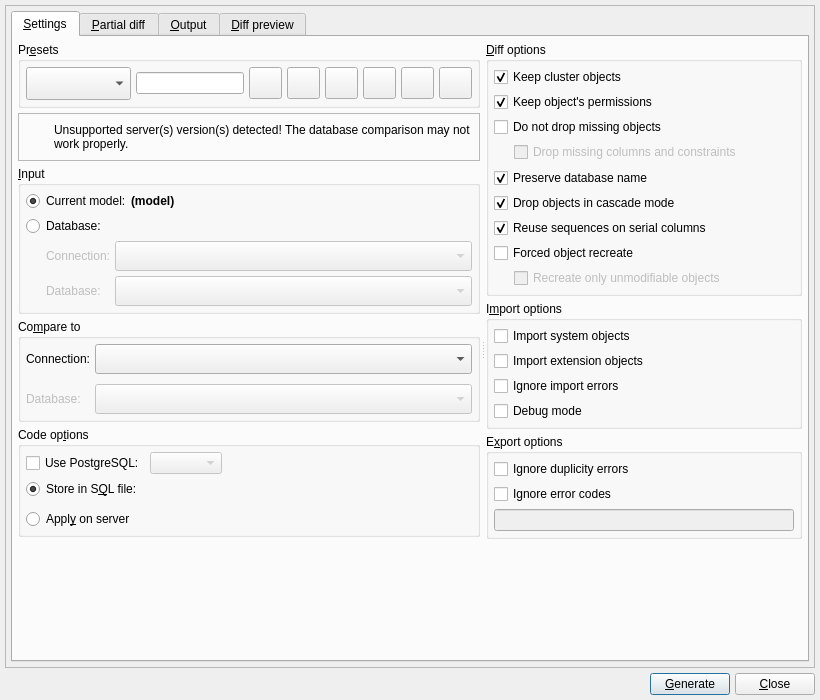
This is libs/libgui/ui/tools/modeldatabasediffform.ui in pgmodeler/pgmodeler as Qt 5 draws it before an edit. The edited form follows.
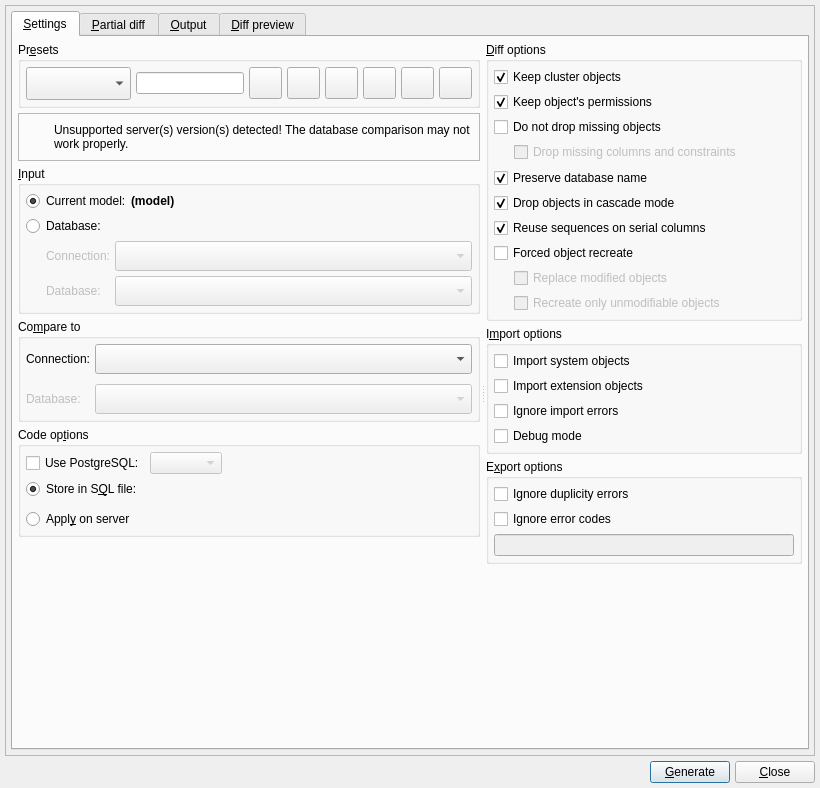
This is the edited form. Icons and pictures are not drawn.

Commit message: Add the option ModelsDiffHelper::OptReplaceModified that toggles the replace of objects that accepts CREATE OR REPLACE (WIP)

Patch:
```diff
--- a/libs/libgui/ui/tools/modeldatabasediffform.ui
+++ b/libs/libgui/ui/tools/modeldatabasediffform.ui
@@ -10,7 +10,7 @@
     <x>0</x>
     <y>0</y>
     <width>820</width>
-    <height>700</height>
+    <height>788</height>
    </rect>
   </property>
   <property name="sizePolicy">
@@ -1206,23 +1206,7 @@
                      </property>
                     </widget>
                    </item>
-                   <item row="1" column="0">
-                    <spacer name="horizontalSpacer_5">
-                     <property name="orientation">
-                      <enum>Qt::Horizontal</enum>
-                     </property>
-                     <property name="sizeType">
-                      <enum>QSizePolicy::Fixed</enum>
-                     </property>
-                     <property name="sizeHint" stdset="0">
-                      <size>
-                       <width>15</width>
-                       <height>20</height>
-                      </size>
-                     </property>
-                    </spacer>
-                   </item>
-                   <item row="1" column="1">
+                   <item row="2" column="1">
                     <widget class="QCheckBox" name="recreate_unmod_chk">
                      <property name="enabled">
                       <bool>false</bool>
@@ -1247,6 +1231,47 @@
                      </property>
                     </widget>
                    </item>
+                   <item row="1" column="1">
+                    <widget class="QCheckBox" name="replace_modified_chk">
+                     <property name="enabled">
+                      <bool>false</bool>
+                     </property>
+                     <property name="sizePolicy">
+                      <sizepolicy hsizetype="Expanding" vsizetype="Fixed">
+                       <horstretch>0</horstretch>
+                       <verstretch>0</verstretch>
+                      </sizepolicy>
+                     </property>
+                     <property name="toolTip">
+                      <string>Recreates only objects that can't be changed through ALTER commands according to pgModeler implementation not the PostgreSQL one. &lt;br/&gt;Currently, these objects are:&lt;br/&gt;&lt;br/&gt;aggregate, cast, constraint, collation, conversion, language, operator, operator class, operator family, rule, trigger and view.</string>
+                     </property>
+                     <property name="statusTip">
+                      <string/>
+                     </property>
+                     <property name="text">
+                      <string>Replace modified objects</string>
+                     </property>
+                     <property name="checked">
+                      <bool>false</bool>
+                     </property>
+                    </widget>
+                   </item>
+                   <item row="1" column="0" rowspan="2">
+                    <spacer name="horizontalSpacer_5">
+                     <property name="orientation">
+                      <enum>Qt::Horizontal</enum>
+                     </property>
+                     <property name="sizeType">
+                      <enum>QSizePolicy::Fixed</enum>
+                     </property>
+                     <property name="sizeHint" stdset="0">
+                      <size>
+                       <width>15</width>
+                       <height>20</height>
+                      </size>
+                     </property>
+                    </spacer>
+                   </item>
                   </layout>
                  </item>
                 </layout>
```
The commit also changes 5 other files.
